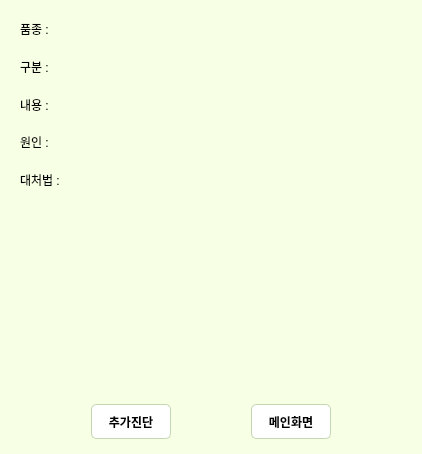
Before: the Qt Designer form UI/DialogResult.ui in song030/CropFairy, drawn with Qt 5.
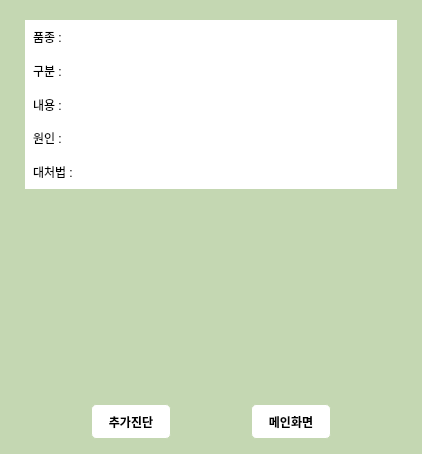
After: the same form once the commit is applied.

```diff
--- a/UI/DialogResult.ui
+++ b/UI/DialogResult.ui
@@ -24,7 +24,7 @@
   </property>
   <property name="styleSheet">
    <string notr="true">QWidget{
-background-color:rgb(247, 255, 229);
+background-color:rgb(196, 215, 178);
 }
 
 QPushButton{
@@ -40,6 +40,11 @@
 border-radius:5px;
 padding:5px;
 min-height:25px;
+}
+
+QLabel{
+background-color:white;
+padding:5px;
 }</string>
   </property>
   <property name="modal">
@@ -63,6 +68,21 @@
    </property>
    <item>
     <layout class="QGridLayout" name="gridLayout" columnstretch="0,1">
+     <property name="leftMargin">
+      <number>5</number>
+     </property>
+     <property name="topMargin">
+      <number>5</number>
+     </property>
+     <property name="rightMargin">
+      <number>5</number>
+     </property>
+     <property name="bottomMargin">
+      <number>5</number>
+     </property>
+     <property name="spacing">
+      <number>0</number>
+     </property>
      <item row="2" column="0">
       <widget class="QLabel" name="lbl_name_title">
        <property name="text">
```
